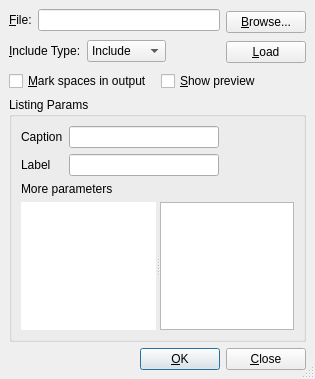
Qt form src/frontends/qt4/ui/IncludeUi.ui (cburschka/lyx) before a commit.
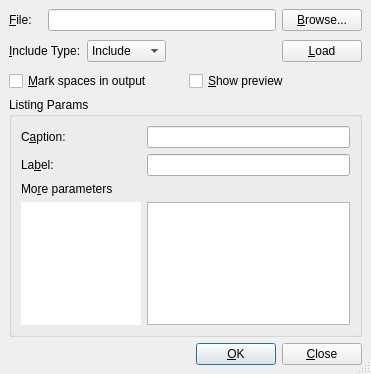
The same form after that commit.

The edit to the form file:
```diff
--- a/src/frontends/qt4/ui/IncludeUi.ui
+++ b/src/frontends/qt4/ui/IncludeUi.ui
@@ -5,8 +5,8 @@
    <rect>
     <x>0</x>
     <y>0</y>
-    <width>315</width>
-    <height>379</height>
+    <width>371</width>
+    <height>374</height>
    </rect>
   </property>
   <property name="windowTitle" >
@@ -15,200 +15,14 @@
   <property name="sizeGripEnabled" >
    <bool>true</bool>
   </property>
-  <layout class="QVBoxLayout" >
+  <layout class="QGridLayout" >
    <property name="margin" >
     <number>9</number>
    </property>
    <property name="spacing" >
     <number>6</number>
    </property>
-   <item>
-    <layout class="QHBoxLayout" >
-     <property name="margin" >
-      <number>0</number>
-     </property>
-     <property name="spacing" >
-      <number>6</number>
-     </property>
-     <item>
-      <layout class="QVBoxLayout" >
-       <property name="margin" >
-        <number>0</number>
-       </property>
-       <property name="spacing" >
-        <number>6</number>
-       </property>
-       <item>
-        <layout class="QHBoxLayout" >
-         <property name="margin" >
-          <number>0</number>
-         </property>
-         <property name="spacing" >
-          <number>6</number>
-         </property>
-         <item>
-          <widget class="QLabel" name="filenameLA" >
-           <property name="toolTip" >
-            <string/>
-           </property>
-           <property name="text" >
-            <string>&amp;File:</string>
-           </property>
-           <property name="buddy" >
-            <cstring>filenameED</cstring>
-           </property>
-          </widget>
-         </item>
-         <item>
-          <widget class="QLineEdit" name="filenameED" >
-           <property name="toolTip" >
-            <string>File name to include</string>
-           </property>
-          </widget>
-         </item>
-        </layout>
-       </item>
-       <item>
-        <layout class="QHBoxLayout" >
-         <property name="margin" >
-          <number>0</number>
-         </property>
-         <property name="spacing" >
-          <number>6</number>
-         </property>
-         <item>
-          <widget class="QLabel" name="TextLabel1" >
-           <property name="text" >
-            <string>&amp;Include Type:</string>
-           </property>
-           <property name="buddy" >
-            <cstring>typeCO</cstring>
-           </property>
-          </widget>
-         </item>
-         <item>
-          <widget class="QComboBox" name="typeCO" >
-           <item>
-            <property name="text" >
-             <string>Include</string>
-            </property>
-           </item>
-           <item>
-            <property name="text" >
-             <string>Input</string>
-            </property>
-           </item>
-           <item>
-            <property name="text" >
-             <string>Verbatim</string>
-            </property>
-           </item>
-           <item>
-            <property name="text" >
-             <string>Listings</string>
-            </property>
-           </item>
-          </widget>
-         </item>
-         <item>
-          <spacer>
-           <property name="orientation" >
-            <enum>Qt::Horizontal</enum>
-           </property>
-           <property name="sizeType" >
-            <enum>QSizePolicy::Expanding</enum>
-           </property>
-           <property name="sizeHint" >
-            <size>
-             <width>28</width>
-             <height>28</height>
-            </size>
-           </property>
-          </spacer>
-         </item>
-        </layout>
-       </item>
-      </layout>
-     </item>
-     <item>
-      <layout class="QVBoxLayout" >
-       <property name="margin" >
-        <number>0</number>
-       </property>
-       <property name="spacing" >
-        <number>6</number>
-       </property>
-       <item>
-        <widget class="QPushButton" name="browsePB" >
-         <property name="toolTip" >
-          <string>Select a file</string>
-         </property>
-         <property name="text" >
-          <string>&amp;Browse...</string>
-         </property>
-        </widget>
-       </item>
-       <item>
-        <widget class="QPushButton" name="loadPB" >
-         <property name="toolTip" >
-          <string>Load the file</string>
-         </property>
-         <property name="text" >
-          <string>&amp;Load</string>
-         </property>
-        </widget>
-       </item>
-      </layout>
-     </item>
-    </layout>
-   </item>
-   <item>
-    <layout class="QHBoxLayout" >
-     <property name="margin" >
-      <number>0</number>
-     </property>
-     <property name="spacing" >
-      <number>6</number>
-     </property>
-     <item>
-      <widget class="QCheckBox" name="visiblespaceCB" >
-       <property name="sizePolicy" >
-        <sizepolicy>
-         <hsizetype>3</hsizetype>
-         <vsizetype>0</vsizetype>
-         <horstretch>0</horstretch>
-         <verstretch>0</verstretch>
-        </sizepolicy>
-       </property>
-       <property name="toolTip" >
-        <string>Underline spaces in generated output</string>
-       </property>
-       <property name="text" >
-        <string>&amp;Mark spaces in output</string>
-       </property>
-      </widget>
-     </item>
-     <item>
-      <widget class="QCheckBox" name="previewCB" >
-       <property name="sizePolicy" >
-        <sizepolicy>
-         <hsizetype>3</hsizetype>
-         <vsizetype>0</vsizetype>
-         <horstretch>0</horstretch>
-         <verstretch>0</verstretch>
-        </sizepolicy>
-       </property>
-       <property name="toolTip" >
-        <string>Show LaTeX preview</string>
-       </property>
-       <property name="text" >
-        <string>&amp;Show preview</string>
-       </property>
-      </widget>
-     </item>
-    </layout>
-   </item>
-   <item>
+   <item row="3" column="0" colspan="5" >
     <widget class="QGroupBox" name="listingsGB" >
      <property name="sizePolicy" >
       <sizepolicy>
@@ -221,131 +35,169 @@
      <property name="title" >
       <string>Listing Params</string>
      </property>
-     <layout class="QVBoxLayout" >
+     <layout class="QGridLayout" >
       <property name="margin" >
        <number>9</number>
       </property>
       <property name="spacing" >
        <number>6</number>
       </property>
-      <item>
-       <layout class="QHBoxLayout" >
-        <property name="margin" >
-         <number>0</number>
+      <item row="3" column="1" >
+       <widget class="QTextEdit" name="listingsED" >
+        <property name="sizePolicy" >
+         <sizepolicy>
+          <hsizetype>5</hsizetype>
+          <vsizetype>7</vsizetype>
+          <horstretch>0</horstretch>
+          <verstretch>0</verstretch>
+         </sizepolicy>
         </property>
-        <property name="spacing" >
-         <number>6</number>
+        <property name="minimumSize" >
+         <size>
+          <width>0</width>
+          <height>0</height>
+         </size>
         </property>
-        <item>
-         <layout class="QGridLayout" >
-          <property name="margin" >
-           <number>0</number>
-          </property>
-          <property name="spacing" >
-           <number>6</number>
-          </property>
-          <item row="1" column="0" >
-           <widget class="QLabel" name="labelLabel" >
-            <property name="text" >
-             <string>Label</string>
-            </property>
-           </widget>
-          </item>
-          <item row="0" column="1" >
-           <widget class="QLineEdit" name="captionLE" >
-            <property name="minimumSize" >
-             <size>
-              <width>150</width>
-              <height>0</height>
-             </size>
-            </property>
-           </widget>
-          </item>
-          <item row="0" column="0" >
-           <widget class="QLabel" name="captionLabel" >
-            <property name="text" >
-             <string>Caption</string>
-            </property>
-           </widget>
-          </item>
-          <item row="1" column="1" >
-           <widget class="QLineEdit" name="labelLE" />
-          </item>
-         </layout>
-        </item>
-        <item>
-         <spacer>
-          <property name="orientation" >
-           <enum>Qt::Horizontal</enum>
-          </property>
-          <property name="sizeHint" >
-           <size>
-            <width>20</width>
-            <height>20</height>
-           </size>
-          </property>
-         </spacer>
-        </item>
-       </layout>
+       </widget>
       </item>
-      <item>
+      <item row="0" column="1" >
+       <widget class="QLineEdit" name="captionLE" >
+        <property name="minimumSize" >
+         <size>
+          <width>150</width>
+          <height>0</height>
+         </size>
+        </property>
+       </widget>
+      </item>
+      <item row="0" column="0" >
+       <widget class="QLabel" name="captionLabel" >
+        <property name="text" >
+         <string>C&amp;aption:</string>
+        </property>
+        <property name="buddy" >
+         <cstring>captionLE</cstring>
+        </property>
+       </widget>
+      </item>
+      <item row="1" column="1" >
+       <widget class="QLineEdit" name="labelLE" />
+      </item>
+      <item row="1" column="0" >
+       <widget class="QLabel" name="labelLabel" >
+        <property name="text" >
+         <string>La&amp;bel:</string>
+        </property>
+        <property name="buddy" >
+         <cstring>labelLE</cstring>
+        </property>
+       </widget>
+      </item>
+      <item row="2" column="0" colspan="2" >
        <widget class="QLabel" name="label_3" >
         <property name="text" >
-         <string>More parameters</string>
+         <string>Mo&amp;re parameters</string>
+        </property>
+        <property name="buddy" >
+         <cstring>listingsED</cstring>
         </property>
        </widget>
       </item>
-      <item>
-       <widget class="QSplitter" name="splitter" >
-        <property name="orientation" >
-         <enum>Qt::Horizontal</enum>
+      <item row="3" column="0" >
+       <widget class="QTextBrowser" name="listingsTB" >
+        <property name="sizePolicy" >
+         <sizepolicy>
+          <hsizetype>0</hsizetype>
+          <vsizetype>7</vsizetype>
+          <horstretch>0</horstretch>
+          <verstretch>0</verstretch>
+         </sizepolicy>
         </property>
-        <widget class="QTextBrowser" name="listingsTB" >
-         <property name="minimumSize" >
-          <size>
-           <width>0</width>
-           <height>0</height>
-          </size>
-         </property>
-         <property name="maximumSize" >
-          <size>
-           <width>200</width>
-           <height>16777215</height>
-          </size>
-         </property>
-         <property name="cursor" >
-          <cursor>0</cursor>
-         </property>
-         <property name="acceptDrops" >
-          <bool>false</bool>
-         </property>
-         <property name="frameShape" >
-          <enum>QFrame::NoFrame</enum>
-         </property>
-         <property name="frameShadow" >
-          <enum>QFrame::Plain</enum>
-         </property>
-         <property name="lineWidth" >
-          <number>0</number>
-         </property>
-         <property name="acceptRichText" >
-          <bool>false</bool>
-         </property>
-        </widget>
-        <widget class="QTextEdit" name="listingsED" >
-         <property name="minimumSize" >
-          <size>
-           <width>0</width>
-           <height>0</height>
-          </size>
-         </property>
-        </widget>
+        <property name="minimumSize" >
+         <size>
+          <width>0</width>
+          <height>0</height>
+         </size>
+        </property>
+        <property name="maximumSize" >
+         <size>
+          <width>120</width>
+          <height>16777215</height>
+         </size>
+        </property>
+        <property name="cursor" >
+         <cursor>0</cursor>
+        </property>
+        <property name="focusPolicy" >
+         <enum>Qt::NoFocus</enum>
+        </property>
+        <property name="acceptDrops" >
+         <bool>true</bool>
+        </property>
+        <property name="frameShape" >
+         <enum>QFrame::NoFrame</enum>
+        </property>
+        <property name="frameShadow" >
+         <enum>QFrame::Plain</enum>
+        </property>
+        <property name="lineWidth" >
+         <number>0</number>
+        </property>
+        <property name="acceptRichText" >
+         <bool>false</bool>
+        </property>
        </widget>
       </item>
      </layout>
     </widget>
    </item>
-   <item>
+   <item row="2" column="0" colspan="5" >
+    <layout class="QHBoxLayout" >
+     <property name="margin" >
+      <number>0</number>
+     </property>
+     <property name="spacing" >
+      <number>6</number>
+     </property>
+     <item>
+      <widget class="QCheckBox" name="visiblespaceCB" >
+       <property name="sizePolicy" >
+        <sizepolicy>
+         <hsizetype>3</hsizetype>
+         <vsizetype>0</vsizetype>
+         <horstretch>0</horstretch>
+         <verstretch>0</verstretch>
+        </sizepolicy>
+       </property>
+       <property name="toolTip" >
+        <string>Underline spaces in generated output</string>
+       </property>
+       <property name="text" >
+        <string>&amp;Mark spaces in output</string>
+       </property>
+      </widget>
+     </item>
+     <item>
+      <widget class="QCheckBox" name="previewCB" >
+       <property name="sizePolicy" >
+        <sizepolicy>
+         <hsizetype>3</hsizetype>
+         <vsizetype>0</vsizetype>
+         <horstretch>0</horstretch>
+         <verstretch>0</verstretch>
+        </sizepolicy>
+       </property>
+       <property name="toolTip" >
+        <string>Show LaTeX preview</string>
+       </property>
+       <property name="text" >
+        <string>&amp;Show preview</string>
+       </property>
+      </widget>
+     </item>
+    </layout>
+   </item>
+   <item row="4" column="0" colspan="5" >
     <layout class="QHBoxLayout" >
      <property name="margin" >
       <number>0</number>
@@ -388,6 +240,96 @@
      </item>
     </layout>
    </item>
+   <item row="0" column="0" >
+    <widget class="QLabel" name="filenameLA" >
+     <property name="toolTip" >
+      <string/>
+     </property>
+     <property name="text" >
+      <string>&amp;File:</string>
+     </property>
+     <property name="buddy" >
+      <cstring>filenameED</cstring>
+     </property>
+    </widget>
+   </item>
+   <item row="0" column="1" colspan="3" >
+    <widget class="QLineEdit" name="filenameED" >
+     <property name="toolTip" >
+      <string>File name to include</string>
+     </property>
+    </widget>
+   </item>
+   <item row="1" column="0" colspan="2" >
+    <widget class="QLabel" name="TextLabel1" >
+     <property name="text" >
+      <string>&amp;Include Type:</string>
+     </property>
+     <property name="buddy" >
+      <cstring>typeCO</cstring>
+     </property>
+    </widget>
+   </item>
+   <item row="1" column="2" >
+    <widget class="QComboBox" name="typeCO" >
+     <item>
+      <property name="text" >
+       <string>Include</string>
+      </property>
+     </item>
+     <item>
+      <property name="text" >
+       <string>Input</string>
+      </property>
+     </item>
+     <item>
+      <property name="text" >
+       <string>Verbatim</string>
+      </property>
+     </item>
+     <item>
+      <property name="text" >
+       <string>Listings</string>
+      </property>
+     </item>
+    </widget>
+   </item>
+   <item row="1" column="3" >
+    <spacer>
+     <property name="orientation" >
+      <enum>Qt::Horizontal</enum>
+     </property>
+     <property name="sizeType" >
+      <enum>QSizePolicy::Expanding</enum>
+     </property>
+     <property name="sizeHint" >
+      <size>
+       <width>28</width>
+       <height>28</height>
+      </size>
+     </property>
+    </spacer>
+   </item>
+   <item row="0" column="4" >
+    <widget class="QPushButton" name="browsePB" >
+     <property name="toolTip" >
+      <string>Select a file</string>
+     </property>
+     <property name="text" >
+      <string>&amp;Browse...</string>
+     </property>
+    </widget>
+   </item>
+   <item row="1" column="4" >
+    <widget class="QPushButton" name="loadPB" >
+     <property name="toolTip" >
+      <string>Load the file</string>
+     </property>
+     <property name="text" >
+      <string>&amp;Load</string>
+     </property>
+    </widget>
+   </item>
   </layout>
  </widget>
  <tabstops>
```
Left out of the diff: 4 changed lines with no effect on the pictures.
